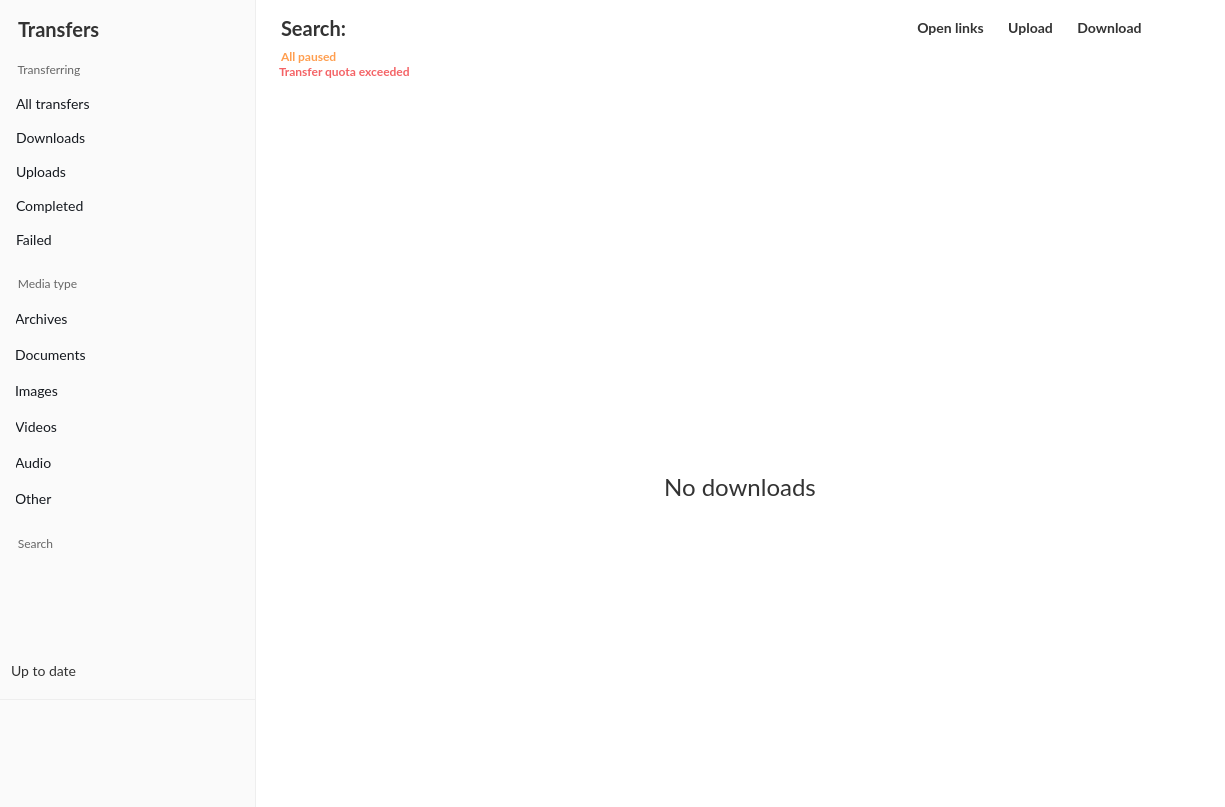
Above: src/MEGASync/transfers/gui/win/TransferManager.ui from meganz/MEGAsync before the change. Below: the same form after it.
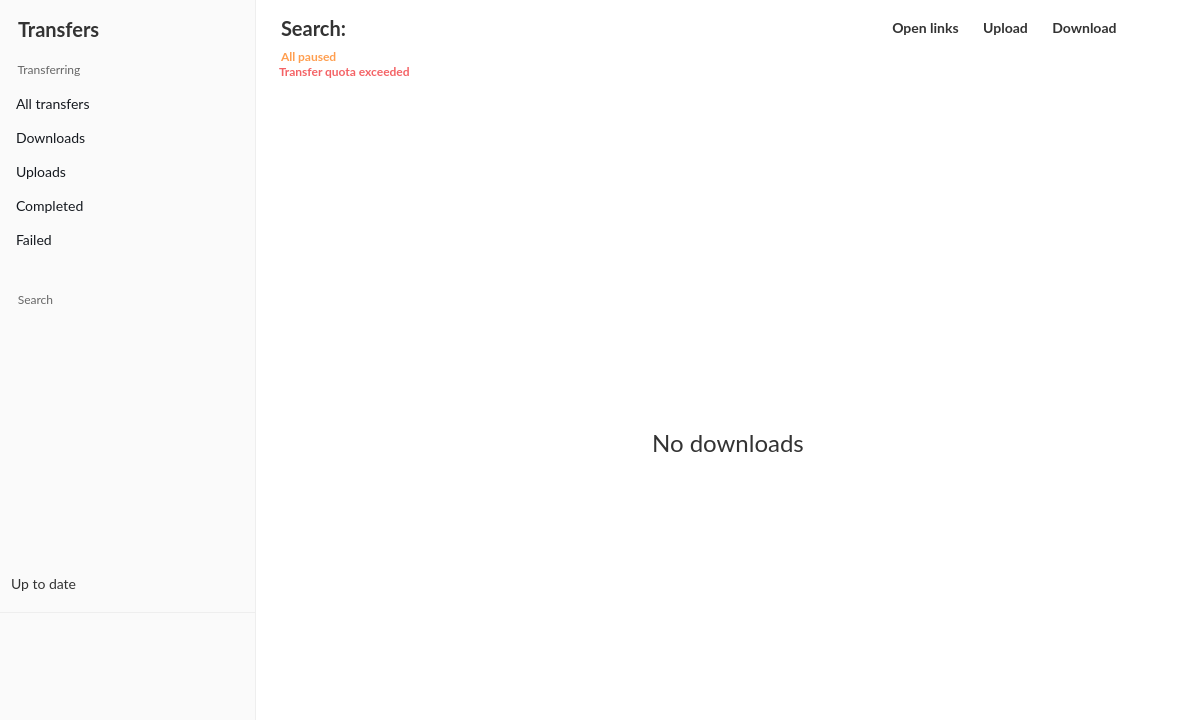
That is the form after the change. The open tabs and pages were chosen to show the change. Icons and pictures are not drawn. Custom widgets are drawn as their Qt base class.

Commit message: Create a separate media type filter widget.

What changed in the file:
```diff
--- a/src/MEGASync/transfers/gui/win/TransferManager.ui
+++ b/src/MEGASync/transfers/gui/win/TransferManager.ui
@@ -9,8 +9,8 @@
    <rect>
     <x>0</x>
     <y>0</y>
-    <width>1225</width>
-    <height>807</height>
+    <width>1200</width>
+    <height>720</height>
    </rect>
   </property>
   <property name="windowTitle">
@@ -71,13 +71,13 @@
   margin-right: 16px;
 }
 
-#wMediaType QFrame, #wTransferring QFrame, #wSearch QFrame
+#wTransferring QFrame, #wSearch QFrame
 {
     padding-right: 6px;
     padding-left: 6px;
 }
 
-#wMediaType QPushButton, #wTransferring QPushButton , #wSearch QPushButton
+#wTransferring QPushButton , #wSearch QPushButton
 {
     height: 34px;
 }
@@ -114,7 +114,7 @@
     qProperty-iconSize: 24px;
 }
 
-#wMediaType QPushButton, #wSearch QPushButton
+#wSearch QPushButton
 {
     font-size: 14px;
     color: #15191F;
@@ -1312,517 +1312,7 @@
          </widget>
         </item>
         <item>
-         <widget class="QGroupBox" name="wMediaType">
-          <property name="title">
-           <string>Media type</string>
-          </property>
-          <layout class="QVBoxLayout" name="wMediaTypeLayout">
-           <property name="spacing">
-            <number>0</number>
-           </property>
-           <property name="leftMargin">
-            <number>4</number>
-           </property>
-           <property name="topMargin">
-            <number>24</number>
-           </property>
-           <property name="rightMargin">
-            <number>4</number>
-           </property>
-           <property name="bottomMargin">
-            <number>4</number>
-           </property>
-           <item>
-            <widget class="QFrame" name="fArchives">
-             <property name="minimumSize">
-              <size>
-               <width>0</width>
-               <height>36</height>
-              </size>
-             </property>
-             <layout class="QHBoxLayout" name="horizontalLayout_3">
-              <property name="spacing">
-               <number>3</number>
-              </property>
-              <property name="leftMargin">
-               <number>0</number>
-              </property>
-              <property name="topMargin">
-               <number>0</number>
-              </property>
-              <property name="rightMargin">
-               <number>0</number>
-              </property>
-              <property name="bottomMargin">
-               <number>0</number>
-              </property>
-              <item>
-               <widget class="QPushButton" name="bArchives">
-                <property name="sizePolicy">
-                 <sizepolicy hsizetype="Expanding" vsizetype="Fixed">
-                  <horstretch>0</horstretch>
-                  <verstretch>0</verstretch>
-                 </sizepolicy>
-                </property>
-                <property name="cursor">
-                 <cursorShape>PointingHandCursor</cursorShape>
-                </property>
-                <property name="text">
-                 <string>Archives</string>
-                </property>
-                <property name="icon">
-                 <iconset theme="compressed" resource="../../../gui/Resources_win.qrc">
-                  <normaloff>:/images/transfer_manager/sidebar/compressed_default.png</normaloff>:/images/transfer_manager/sidebar/compressed_default.png</iconset>
-                </property>
-                <property name="checkable">
-                 <bool>true</bool>
-                </property>
-                <property name="autoDefault">
-                 <bool>false</bool>
-                </property>
-                <property name="default_icon" stdset="0">
-                 <string notr="true">qrc:/images/transfer_manager/sidebar/compressed_default.png</string>
-                </property>
-               </widget>
-              </item>
-              <item alignment="Qt::AlignRight">
-               <widget class="QLabel" name="lArchivesNb">
-                <property name="enabled">
-                 <bool>true</bool>
-                </property>
-                <property name="sizePolicy">
-                 <sizepolicy hsizetype="MinimumExpanding" vsizetype="Fixed">
-                  <horstretch>0</horstretch>
-                  <verstretch>0</verstretch>
-                 </sizepolicy>
-                </property>
-                <property name="minimumSize">
-                 <size>
-                  <width>0</width>
-                  <height>24</height>
-                 </size>
-                </property>
-                <property name="maximumSize">
-                 <size>
-                  <width>16777215</width>
-                  <height>24</height>
-                 </size>
-                </property>
-                <property name="text">
-                 <string notr="true"/>
-                </property>
-               </widget>
-              </item>
-             </layout>
-            </widget>
-           </item>
-           <item>
-            <widget class="QFrame" name="fDocuments">
-             <property name="minimumSize">
-              <size>
-               <width>0</width>
-               <height>36</height>
-              </size>
-             </property>
-             <layout class="QHBoxLayout" name="horizontalLayout_7">
-              <property name="spacing">
-               <number>3</number>
-              </property>
-              <property name="leftMargin">
-               <number>0</number>
-              </property>
-              <property name="topMargin">
-               <number>0</number>
-              </property>
-              <property name="rightMargin">
-               <number>0</number>
-              </property>
-              <property name="bottomMargin">
-               <number>0</number>
-              </property>
-              <item>
-               <widget class="QPushButton" name="bDocuments">
-                <property name="sizePolicy">
-                 <sizepolicy hsizetype="Expanding" vsizetype="Fixed">
-                  <horstretch>0</horstretch>
-                  <verstretch>0</verstretch>
-                 </sizepolicy>
-                </property>
-                <property name="cursor">
-                 <cursorShape>PointingHandCursor</cursorShape>
-                </property>
-                <property name="text">
-                 <string>Documents</string>
-                </property>
-                <property name="icon">
-                 <iconset theme="text" resource="../../../gui/Resources_win.qrc">
-                  <normaloff>:/images/transfer_manager/sidebar/text_default.png</normaloff>:/images/transfer_manager/sidebar/text_default.png</iconset>
-                </property>
-                <property name="checkable">
-                 <bool>true</bool>
-                </property>
-                <property name="autoDefault">
-                 <bool>false</bool>
-                </property>
-                <property name="default_icon" stdset="0">
-                 <string notr="true">qrc:/images/transfer_manager/sidebar/text_default.png</string>
-                </property>
-               </widget>
-              </item>
-              <item alignment="Qt::AlignRight">
-               <widget class="QLabel" name="lDocumentsNb">
-                <property name="sizePolicy">
-                 <sizepolicy hsizetype="MinimumExpanding" vsizetype="Fixed">
-                  <horstretch>0</horstretch>
-                  <verstretch>0</verstretch>
-                 </sizepolicy>
-                </property>
-                <property name="minimumSize">
-                 <size>
-                  <width>0</width>
-                  <height>24</height>
-                 </size>
-                </property>
-                <property name="maximumSize">
-                 <size>
-                  <width>16777215</width>
-                  <height>24</height>
-                 </size>
-                </property>
-                <property name="text">
-                 <string notr="true"/>
-                </property>
-               </widget>
-              </item>
-             </layout>
-            </widget>
-           </item>
-           <item>
-            <widget class="QFrame" name="fImages">
-             <property name="minimumSize">
-              <size>
-               <width>0</width>
-               <height>36</height>
-              </size>
-             </property>
-             <layout class="QHBoxLayout" name="horizontalLayout_8">
-              <property name="spacing">
-               <number>3</number>
-              </property>
-              <property name="leftMargin">
-               <number>0</number>
-              </property>
-              <property name="topMargin">
-               <number>0</number>
-              </property>
-              <property name="rightMargin">
-               <number>0</number>
-              </property>
-              <property name="bottomMargin">
-               <number>0</number>
-              </property>
-              <item>
-               <widget class="QPushButton" name="bImages">
-                <property name="sizePolicy">
-                 <sizepolicy hsizetype="Expanding" vsizetype="Fixed">
-                  <horstretch>0</horstretch>
-                  <verstretch>0</verstretch>
-                 </sizepolicy>
-                </property>
-                <property name="cursor">
-                 <cursorShape>PointingHandCursor</cursorShape>
-                </property>
-                <property name="text">
-                 <string>Images</string>
-                </property>
-                <property name="icon">
-                 <iconset theme="image" resource="../../../gui/Resources_win.qrc">
-                  <normaloff>:/images/transfer_manager/sidebar/image_default.png</normaloff>:/images/transfer_manager/sidebar/image_default.png</iconset>
-                </property>
-                <property name="checkable">
-                 <bool>true</bool>
-                </property>
-                <property name="autoDefault">
-                 <bool>false</bool>
-                </property>
-                <property name="default_icon" stdset="0">
-                 <string notr="true">qrc:/images/transfer_manager/sidebar/image_default.png</string>
-                </property>
-               </widget>
-              </item>
-              <item alignment="Qt::AlignRight">
-               <widget class="QLabel" name="lImagesNb">
-                <property name="sizePolicy">
-                 <sizepolicy hsizetype="MinimumExpanding" vsizetype="Fixed">
-                  <horstretch>0</horstretch>
-                  <verstretch>0</verstretch>
-                 </sizepolicy>
-                </property>
-                <property name="minimumSize">
-                 <size>
-                  <width>0</width>
-                  <height>24</height>
-                 </size>
-                </property>
-                <property name="maximumSize">
-                 <size>
-                  <width>16777215</width>
-                  <height>24</height>
-                 </size>
-                </property>
-                <property name="text">
-                 <string notr="true"/>
-                </property>
-               </widget>
-              </item>
-             </layout>
-            </widget>
-           </item>
-           <item>
-            <widget class="QFrame" name="fVideos">
-             <property name="minimumSize">
-              <size>
-               <width>0</width>
-               <height>36</height>
-              </size>
-             </property>
-             <layout class="QHBoxLayout" name="horizontalLayout_9">
-              <property name="spacing">
-               <number>3</number>
-              </property>
-              <property name="leftMargin">
-               <number>0</number>
-              </property>
-              <property name="topMargin">
-               <number>0</number>
-              </property>
-              <property name="rightMargin">
-               <number>0</number>
-              </property>
-              <property name="bottomMargin">
-               <number>0</number>
-              </property>
-              <item>
-               <widget class="QPushButton" name="bVideos">
-                <property name="sizePolicy">
-                 <sizepolicy hsizetype="Expanding" vsizetype="Fixed">
-                  <horstretch>0</horstretch>
-                  <verstretch>0</verstretch>
-                 </sizepolicy>
-                </property>
-                <property name="cursor">
-                 <cursorShape>PointingHandCursor</cursorShape>
-                </property>
-                <property name="text">
-                 <string>Videos</string>
-                </property>
-                <property name="icon">
-                 <iconset theme="video" resource="../../../gui/Resources_win.qrc">
-                  <normaloff>:/images/transfer_manager/sidebar/video_default.png</normaloff>:/images/transfer_manager/sidebar/video_default.png</iconset>
-                </property>
-                <property name="checkable">
-                 <bool>true</bool>
-                </property>
-                <property name="autoDefault">
-                 <bool>false</bool>
-                </property>
-                <property name="default_icon" stdset="0">
-                 <string notr="true">qrc:/images/transfer_manager/sidebar/video_default.png</string>
-                </property>
-               </widget>
-              </item>
-              <item alignment="Qt::AlignRight">
-               <widget class="QLabel" name="lVideosNb">
-                <property name="sizePolicy">
-                 <sizepolicy hsizetype="MinimumExpanding" vsizetype="Fixed">
-                  <horstretch>0</horstretch>
-                  <verstretch>0</verstretch>
-                 </sizepolicy>
-                </property>
-                <property name="minimumSize">
-                 <size>
-                  <width>0</width>
-                  <height>24</height>
-                 </size>
-                </property>
-                <property name="maximumSize">
-                 <size>
-                  <width>16777215</width>
-                  <height>24</height>
-                 </size>
-                </property>
-                <property name="text">
-                 <string notr="true"/>
-                </property>
-               </widget>
-              </item>
-             </layout>
-            </widget>
-           </item>
-           <item>
-            <widget class="QFrame" name="fAudio">
-             <property name="minimumSize">
-              <size>
-               <width>0</width>
-               <height>36</height>
-              </size>
-             </property>
-             <layout class="QHBoxLayout" name="horizontalLayout_6">
-              <property name="spacing">
-               <number>3</number>
-              </property>
-              <property name="leftMargin">
-               <number>0</number>
-              </property>
-              <property name="topMargin">
-               <number>0</number>
-              </property>
-              <property name="rightMargin">
-               <number>0</number>
-              </property>
-              <property name="bottomMargin">
-               <number>0</number>
-              </property>
-              <item>
-               <widget class="QPushButton" name="bAudio">
-                <property name="sizePolicy">
-                 <sizepolicy hsizetype="Expanding" vsizetype="Fixed">
-                  <horstretch>0</horstretch>
-                  <verstretch>0</verstretch>
-                 </sizepolicy>
-                </property>
-                <property name="cursor">
-                 <cursorShape>PointingHandCursor</cursorShape>
-                </property>
-                <property name="text">
-                 <string>Audio</string>
-                </property>
-                <property name="icon">
-                 <iconset theme="audio" resource="../../../gui/Resources_win.qrc">
-                  <normaloff>:/images/transfer_manager/sidebar/audio_default.png</normaloff>:/images/transfer_manager/sidebar/audio_default.png</iconset>
-                </property>
-                <property name="checkable">
-                 <bool>true</bool>
-                </property>
-                <property name="autoDefault">
-                 <bool>false</bool>
-                </property>
-                <property name="default_icon" stdset="0">
-                 <string notr="true">qrc:/images/transfer_manager/sidebar/audio_default.png</string>
-                </property>
-               </widget>
-              </item>
-              <item alignment="Qt::AlignRight">
-               <widget class="QLabel" name="lAudioNb">
-                <property name="sizePolicy">
-                 <sizepolicy hsizetype="MinimumExpanding" vsizetype="Fixed">
-                  <horstretch>0</horstretch>
-                  <verstretch>0</verstretch>
-                 </sizepolicy>
-                </property>
-                <property name="minimumSize">
-                 <size>
-                  <width>0</width>
-                  <height>24</height>
-                 </size>
-                </property>
-                <property name="maximumSize">
-                 <size>
-                  <width>16777215</width>
-                  <height>24</height>
-                 </size>
-                </property>
-                <property name="text">
-                 <string notr="true"/>
-                </property>
-               </widget>
-              </item>
-             </layout>
-            </widget>
-           </item>
-           <item>
-            <widget class="QFrame" name="fOther">
-             <property name="minimumSize">
-              <size>
-               <width>0</width>
-               <height>36</height>
-              </size>
-             </property>
-             <layout class="QHBoxLayout" name="horizontalLayout_4">
-              <property name="spacing">
-               <number>3</number>
-              </property>
-              <property name="leftMargin">
-               <number>0</number>
-              </property>
-              <property name="topMargin">
-               <number>0</number>
-              </property>
-              <property name="rightMargin">
-               <number>0</number>
-              </property>
-              <property name="bottomMargin">
-               <number>0</number>
-              </property>
-              <item>
-               <widget class="QPushButton" name="bOther">
-                <property name="sizePolicy">
-                 <sizepolicy hsizetype="Expanding" vsizetype="Fixed">
-                  <horstretch>0</horstretch>
-                  <verstretch>0</verstretch>
-                 </sizepolicy>
-                </property>
-                <property name="cursor">
-                 <cursorShape>PointingHandCursor</cursorShape>
-                </property>
-                <property name="text">
-                 <string>Other</string>
-                </property>
-                <property name="icon">
-                 <iconset theme="generic" resource="../../../gui/Resources_win.qrc">
-                  <normaloff>:/images/transfer_manager/sidebar/generic_default.png</normaloff>:/images/transfer_manager/sidebar/generic_default.png</iconset>
-                </property>
-                <property name="checkable">
-                 <bool>true</bool>
-                </property>
-                <property name="autoDefault">
-                 <bool>false</bool>
-                </property>
-                <property name="default_icon" stdset="0">
-                 <string notr="true">qrc:/images/transfer_manager/sidebar/generic_default.png</string>
-                </property>
-               </widget>
-              </item>
-              <item alignment="Qt::AlignRight">
-               <widget class="QLabel" name="lOtherNb">
-                <property name="sizePolicy">
-                 <sizepolicy hsizetype="MinimumExpanding" vsizetype="Fixed">
-                  <horstretch>0</horstretch>
-                  <verstretch>0</verstretch>
-                 </sizepolicy>
-                </property>
-                <property name="minimumSize">
-                 <size>
-                  <width>0</width>
-                  <height>24</height>
-                 </size>
-                </property>
-                <property name="maximumSize">
-                 <size>
-                  <width>16777215</width>
-                  <height>24</height>
-                 </size>
-                </property>
-                <property name="text">
-                 <string notr="true"/>
-                </property>
-               </widget>
-              </item>
-             </layout>
-            </widget>
-           </item>
-          </layout>
-         </widget>
+         <widget class="MediaTypeFilterWidget" name="wMediaType" native="true"/>
         </item>
         <item>
          <widget class="QGroupBox" name="wSearch">
@@ -3552,6 +3042,12 @@
    <header location="global">TransfersAccountInfoWidget.h</header>
    <container>1</container>
   </customwidget>
+  <customwidget>
+   <class>MediaTypeFilterWidget</class>
+   <extends>QWidget</extends>
+   <header>MediaTypeFilterWidget.h</header>
+   <container>1</container>
+  </customwidget>
  </customwidgets>
  <tabstops>
   <tabstop>bPause</tabstop>
```
Left out of the diff: 8 changed lines with no effect on the pictures. The commit also changes 5 other files.
